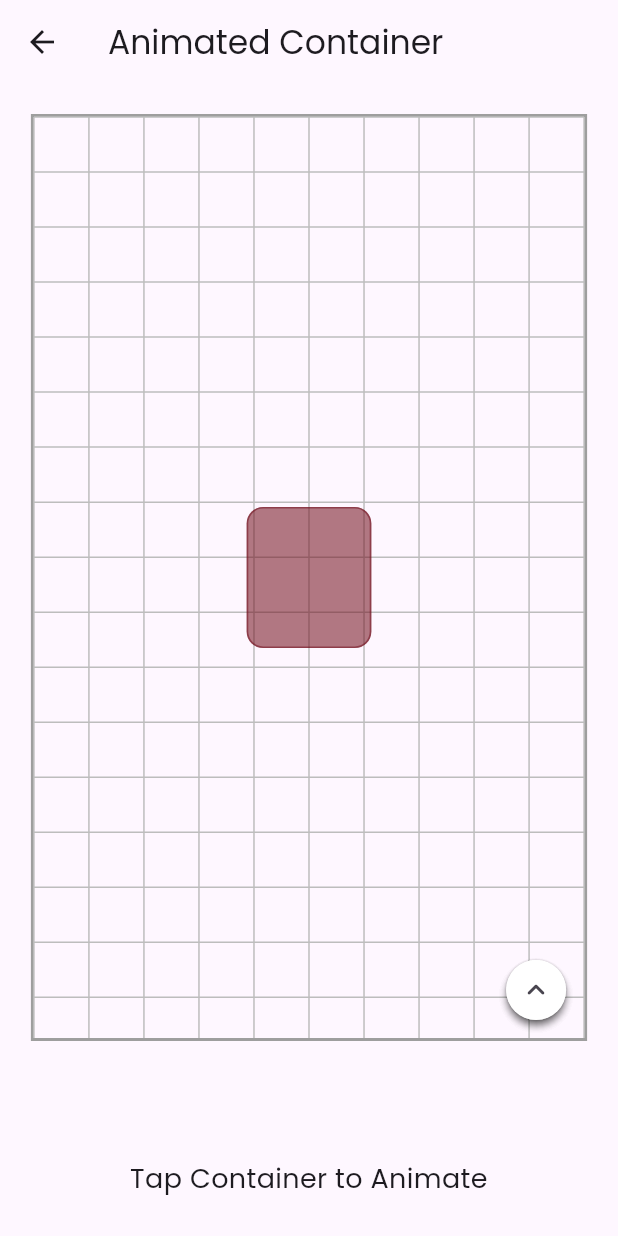
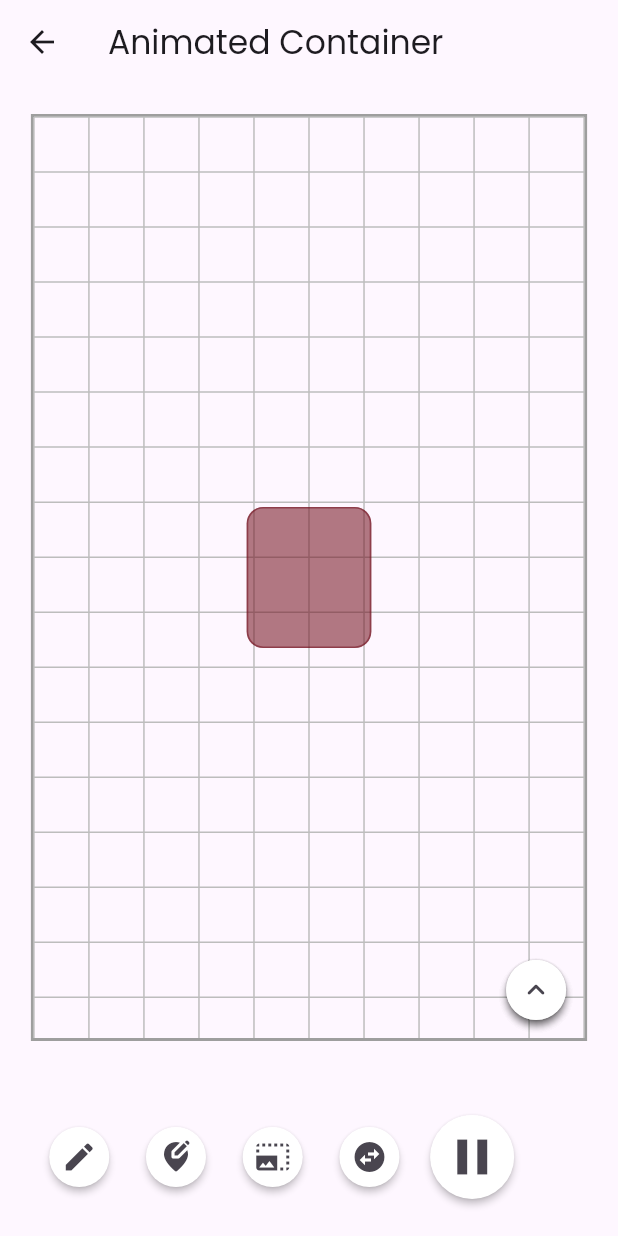
Before and after one commit to bhawesh2002/animotion_gallery, a Flutter app: the AniContainerPage screen opened directly, on a phone screen of 412 x 824 dp. Run offline on Flutter 3.47's test engine with Material 3 defaults, Android fonts, the phone set to English and light mode, and no system bars; our stand-ins replace google_fonts.

Commit message:
Add OptionIconButton and PlayButton widgets to AniContainerPage

```diff
--- a/lib/implicit animations/ani_container.dart
+++ b/lib/implicit animations/ani_container.dart
@@ -1,5 +1,7 @@
 import 'dart:math';
 
+import 'package:animotion_gallery/widgets/option_icon_button.dart';
+import 'package:animotion_gallery/widgets/play_button.dart';
 import 'package:animotion_gallery/widgets/playground/palyground.dart';
 import 'package:flutter/material.dart';
 
@@ -8,6 +10,12 @@ class AniContainerPage extends StatelessWidget {
 
   @override
   Widget build(BuildContext context) {
+    List<OptionIconButton> optionButtonList = [
+      const OptionIconButton(icon: Icons.edit),
+      const OptionIconButton(icon: Icons.edit_location_alt_rounded),
+      const OptionIconButton(icon: Icons.photo_size_select_large),
+      const OptionIconButton(icon: Icons.swap_horizontal_circle),
+    ];
     return SafeArea(
       child: Scaffold(
         appBar: AppBar(
@@ -35,10 +43,30 @@ class AniContainerPage extends StatelessWidget {
                   horizontal: MediaQuery.of(context).size.width * 0.05,
                   vertical: MediaQuery.of(context).size.height * 0.03,
                 ),
-                child: const Text(
-                  "Tap Container to Animate",
-                  textAlign: TextAlign.center,
-                  style: TextStyle(fontSize: 18),
+                child: SizedBox(
+                  width: MediaQuery.of(context).size.width * 0.90,
+                  child: SingleChildScrollView(
+                    scrollDirection: Axis.horizontal,
+                    child: Row(
+                      mainAxisAlignment: MainAxisAlignment.center,
+                      children:
+                          List.generate(optionButtonList.length + 1, (index) {
+                        return Padding(
+                          padding: EdgeInsets.symmetric(
+                            horizontal:
+                                MediaQuery.of(context).size.width * 0.02,
+                          ),
+                          child: index == optionButtonList.length
+                              ? PlayButton(
+                                  action: () {
+                                    debugPrint("action started");
+                                  },
+                                )
+                              : optionButtonList[index],
+                        );
+                      }),
+                    ),
+                  ),
                 ),
               ),
             ),
```
